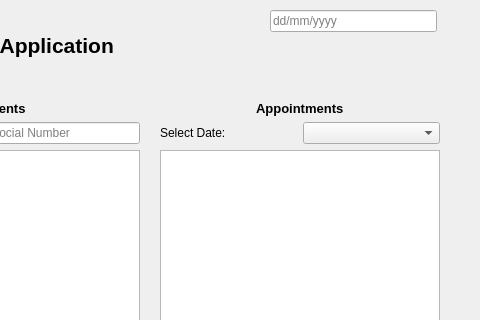
Above: GroupFour_DoctorsOffice/widget.ui from KittimasakBunrat/GroupFour_DoctorsOffice before the change; both pictures show x 480 to 960 and y 0 to 320 of the 960 by 538 pixel window. Below: the same form after it.
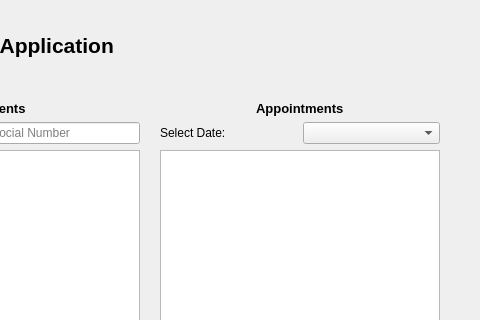
That is the form after the change.

```diff
--- a/GroupFour_DoctorsOffice/widget.ui
+++ b/GroupFour_DoctorsOffice/widget.ui
@@ -223,22 +223,6 @@
     </item>
    </layout>
   </widget>
-  <widget class="QLineEdit" name="filter_appointm_edit">
-   <property name="geometry">
-    <rect>
-     <x>750</x>
-     <y>10</y>
-     <width>167</width>
-     <height>22</height>
-    </rect>
-   </property>
-   <property name="text">
-    <string/>
-   </property>
-   <property name="placeholderText">
-    <string>dd/mm/yyyy</string>
-   </property>
-  </widget>
  </widget>
  <layoutdefault spacing="6" margin="11"/>
  <resources/>
```
